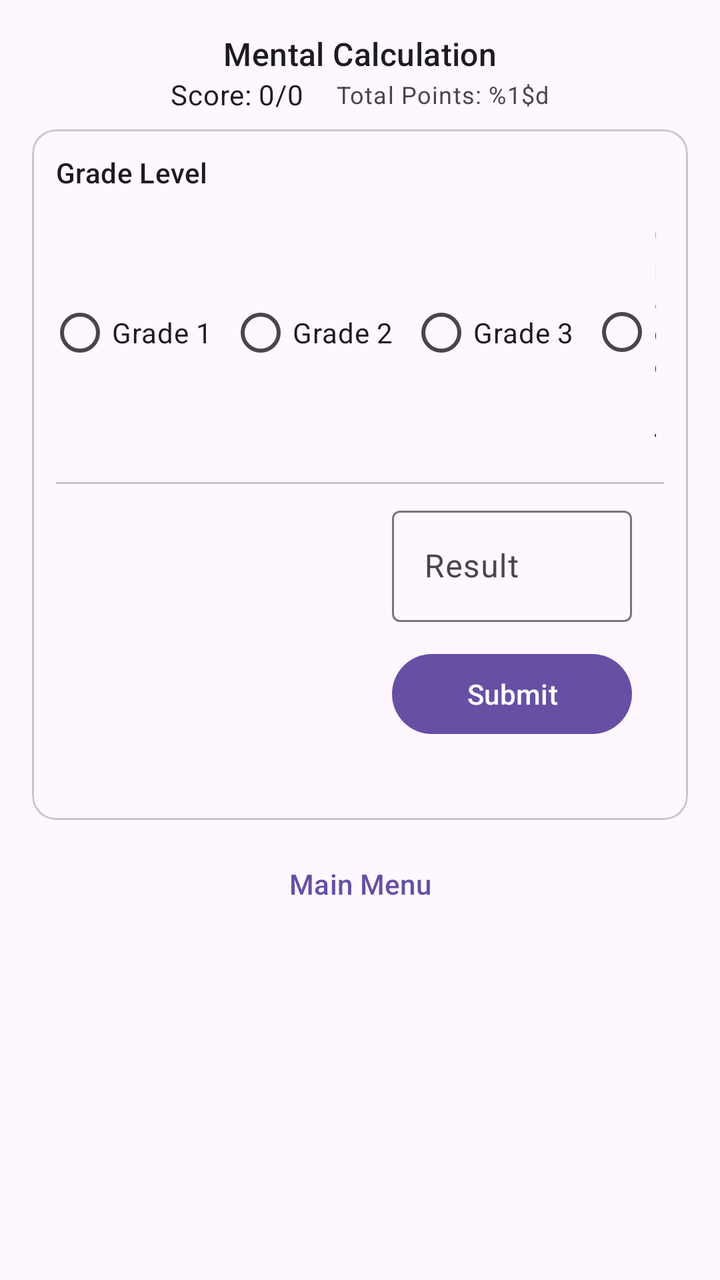
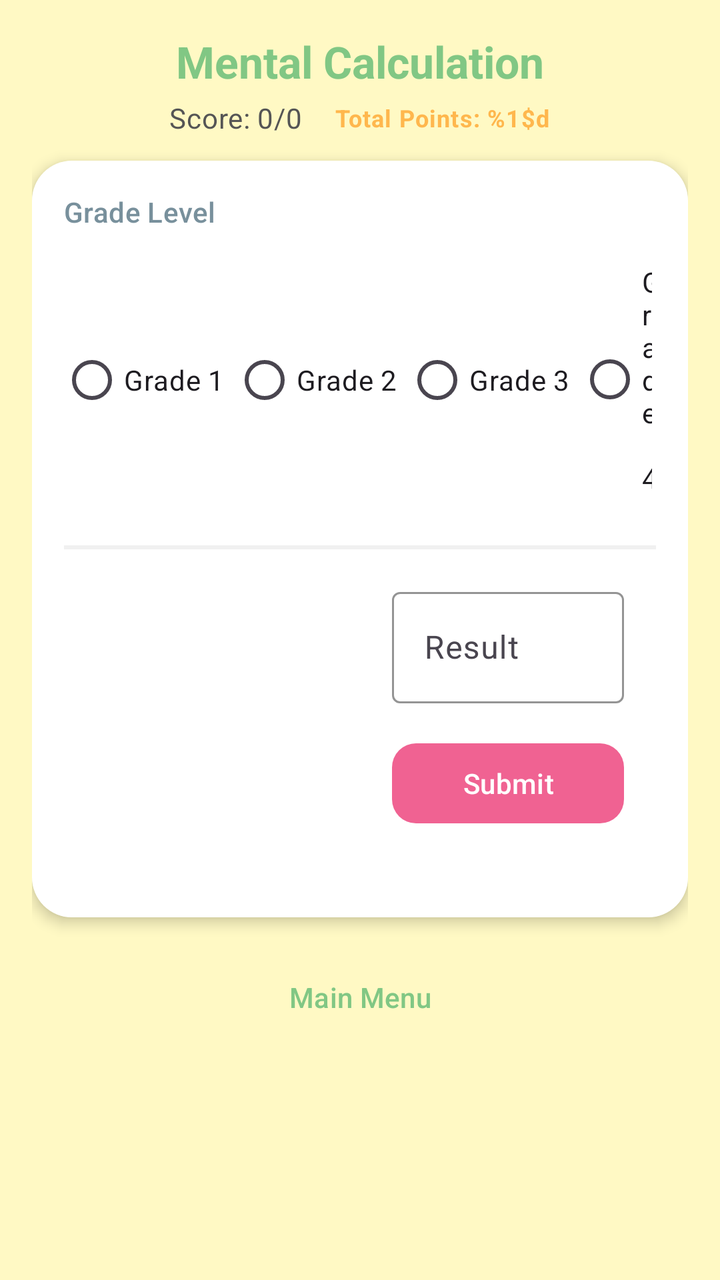

Screens rendered from an Android XML layout before and after an edit, with the pre-edit source and the edit as a unified diff.
<!-- AndroidManifest.xml: application theme Theme.AndroidApp -->
<!-- res/layout/activity_mental_calculation.xml -->
<?xml version="1.0" encoding="utf-8"?>
<ScrollView xmlns:android="http://schemas.android.com/apk/res/android"
    xmlns:app="http://schemas.android.com/apk/res-auto"
    android:layout_width="match_parent"
    android:layout_height="match_parent"
    android:background="?attr/colorSurface">

    <LinearLayout
        android:layout_width="match_parent"
        android:layout_height="wrap_content"
        android:orientation="vertical"
        android:padding="16dp">

        <TextView
            android:layout_width="match_parent"
            android:layout_height="wrap_content"
            android:gravity="center"
            android:text="@string/math_title"
            android:textAppearance="?attr/textAppearanceTitleMedium" />

        <LinearLayout
            android:layout_width="match_parent"
            android:layout_height="wrap_content"
            android:gravity="center"
            android:orientation="horizontal">
            <TextView
                android:id="@+id/scoreView"
                android:layout_width="wrap_content"
                android:layout_height="wrap_content"
                android:text="@string/score_initial"
                android:textAppearance="?attr/textAppearanceBodyMedium" />
            <TextView
                android:id="@+id/totalPointsView"
                android:layout_width="wrap_content"
                android:layout_height="wrap_content"
                android:layout_marginStart="16dp"
                android:text="@string/user_points_format"
                android:textAppearance="?attr/textAppearanceBodySmall"
                android:textColor="?attr/colorOnSurfaceVariant" />
        </LinearLayout>

        <com.google.android.material.card.MaterialCardView
            android:layout_width="match_parent"
            android:layout_height="wrap_content"
            android:layout_marginTop="8dp"
            app:cardCornerRadius="12dp"
            app:strokeColor="?attr/colorOutlineVariant"
            app:strokeWidth="1dp">

            <LinearLayout
                android:layout_width="match_parent"
                android:layout_height="wrap_content"
                android:orientation="vertical"
                android:padding="12dp">

                <TextView
                    android:layout_width="match_parent"
                    android:layout_height="wrap_content"
                    android:text="@string/level_label"
                    android:textAppearance="?attr/textAppearanceLabelLarge" />

                <RadioGroup
                    android:id="@+id/levelSelector"
                    android:layout_width="match_parent"
                    android:layout_height="wrap_content"
                    android:layout_marginTop="4dp"
                    android:orientation="horizontal"
                    android:gravity="center">

                    <RadioButton android:id="@+id/levelGrade1" android:layout_width="wrap_content" android:layout_height="wrap_content" android:text="@string/grade_1" />
                    <RadioButton android:id="@+id/levelGrade2" android:layout_width="wrap_content" android:layout_height="wrap_content" android:layout_marginStart="8dp" android:text="@string/grade_2" />
                    <RadioButton android:id="@+id/levelGrade3" android:layout_width="wrap_content" android:layout_height="wrap_content" android:layout_marginStart="8dp" android:text="@string/grade_3" />
                    <RadioButton android:id="@+id/levelGrade4" android:layout_width="wrap_content" android:layout_height="wrap_content" android:layout_marginStart="8dp" android:text="@string/grade_4" />
                    <RadioButton android:id="@+id/levelGrade5" android:layout_width="wrap_content" android:layout_height="wrap_content" android:layout_marginStart="8dp" android:text="@string/grade_5" />
                </RadioGroup>

                <View android:layout_width="match_parent" android:layout_height="1dp" android:background="?attr/colorOutlineVariant" android:layout_marginVertical="8dp" />

                <LinearLayout
                    android:layout_width="match_parent"
                    android:layout_height="wrap_content"
                    android:orientation="horizontal"
                    android:gravity="center_vertical">

                    <TextView
                        android:id="@+id/operationPrompt"
                        android:layout_width="0dp"
                        android:layout_height="wrap_content"
                        android:layout_weight="1"
                        android:gravity="center"
                        android:textAppearance="?attr/textAppearanceHeadlineMedium" />

                    <LinearLayout
                        android:layout_width="0dp"
                        android:layout_height="wrap_content"
                        android:layout_weight="1"
                        android:orientation="vertical"
                        android:paddingStart="16dp"
                        android:paddingEnd="16dp">

                        <com.google.android.material.textfield.TextInputLayout
                            android:layout_width="match_parent"
                            android:layout_height="wrap_content"
                            android:hint="@string/math_answer_hint">

                            <com.google.android.material.textfield.TextInputEditText
                                android:id="@+id/answerInput"
                                android:layout_width="match_parent"
                                android:layout_height="wrap_content"
                                android:inputType="numberSigned" />
                        </com.google.android.material.textfield.TextInputLayout>

                        <Button
                            android:id="@+id/submitButton"
                            android:layout_width="match_parent"
                            android:layout_height="wrap_content"
                            android:layout_marginTop="12dp"
                            android:text="@string/submit_answer" />

                        <TextView
                            android:id="@+id/feedbackView"
                            android:layout_width="match_parent"
                            android:layout_height="wrap_content"
                            android:layout_marginTop="8dp"
                            android:gravity="center"
                            android:textAppearance="?attr/textAppearanceBodyMedium" />
                    </LinearLayout>
                </LinearLayout>
            </LinearLayout>
        </com.google.android.material.card.MaterialCardView>

        <Button
            android:id="@+id/btnBackToMenu"
            style="@style/Widget.Material3.Button.TextButton"
            android:layout_width="match_parent"
            android:layout_height="wrap_content"
            android:layout_marginTop="8dp"
            android:text="@string/btn_back_to_menu" />
    </LinearLayout>
</ScrollView>
<!-- resources referenced by this layout -->
<resources>
  <string name="btn_back_to_menu">Main Menu</string>
  <string name="grade_1">Grade 1</string>
  <string name="grade_2">Grade 2</string>
  <string name="grade_3">Grade 3</string>
  <string name="grade_4">Grade 4</string>
  <string name="grade_5">Grade 5+</string>
  <string name="level_label">Grade Level</string>
  <string name="math_answer_hint">Result</string>
  <string name="math_title">Mental Calculation</string>
  <string name="score_initial">Score: 0/0</string>
  <string name="submit_answer">Submit</string>
  <string name="user_points_format">Total Points: %1$d</string>
  <style name="Theme.AndroidApp" parent="Theme.Material3.DayNight">
          <item name="android:statusBarColor" tools:targetApi="l">@android:color/transparent</item>
      </style>
</resources>

<!-- the commit's change to res/layout/activity_mental_calculation.xml (unified diff, before → after) -->
@@ -3,7 +3,7 @@
     xmlns:app="http://schemas.android.com/apk/res-auto"
     android:layout_width="match_parent"
     android:layout_height="match_parent"
-    android:background="?attr/colorSurface">
+    android:background="@color/surface_kid">
 
     <LinearLayout
         android:layout_width="match_parent"
@@ -16,19 +16,23 @@
             android:layout_height="wrap_content"
             android:gravity="center"
             android:text="@string/math_title"
-            android:textAppearance="?attr/textAppearanceTitleMedium" />
+            android:textAppearance="?attr/textAppearanceTitleLarge"
+            android:textColor="@color/fresh_green"
+            android:textStyle="bold" />
 
         <LinearLayout
             android:layout_width="match_parent"
             android:layout_height="wrap_content"
             android:gravity="center"
-            android:orientation="horizontal">
+            android:orientation="horizontal"
+            android:layout_marginTop="4dp">
             <TextView
                 android:id="@+id/scoreView"
                 android:layout_width="wrap_content"
                 android:layout_height="wrap_content"
                 android:text="@string/score_initial"
-                android:textAppearance="?attr/textAppearanceBodyMedium" />
+                android:textAppearance="?attr/textAppearanceBodyMedium"
+                android:textColor="#555555" />
             <TextView
                 android:id="@+id/totalPointsView"
                 android:layout_width="wrap_content"
@@ -36,45 +40,48 @@
                 android:layout_marginStart="16dp"
                 android:text="@string/user_points_format"
                 android:textAppearance="?attr/textAppearanceBodySmall"
-                android:textColor="?attr/colorOnSurfaceVariant" />
+                android:textColor="@color/energetic_orange"
+                android:textStyle="bold" />
         </LinearLayout>
 
         <com.google.android.material.card.MaterialCardView
             android:layout_width="match_parent"
             android:layout_height="wrap_content"
-            android:layout_marginTop="8dp"
-            app:cardCornerRadius="12dp"
-            app:strokeColor="?attr/colorOutlineVariant"
-            app:strokeWidth="1dp">
+            android:layout_marginTop="12dp"
+            app:cardCornerRadius="20dp"
+            app:strokeWidth="0dp"
+            app:cardElevation="4dp">
 
             <LinearLayout
                 android:layout_width="match_parent"
                 android:layout_height="wrap_content"
                 android:orientation="vertical"
-                android:padding="12dp">
+                android:padding="16dp"
+                android:background="#FFFFFF">
 
                 <TextView
                     android:layout_width="match_parent"
                     android:layout_height="wrap_content"
                     android:text="@string/level_label"
-                    android:textAppearance="?attr/textAppearanceLabelLarge" />
+                    android:textAppearance="?attr/textAppearanceLabelLarge"
+                    android:textColor="#78909C" />
 
                 <RadioGroup
                     android:id="@+id/levelSelector"
                     android:layout_width="match_parent"
                     android:layout_height="wrap_content"
-                    android:layout_marginTop="4dp"
+                    android:layout_marginTop="8dp"
                     android:orientation="horizontal"
                     android:gravity="center">
 
-                    <RadioButton android:id="@+id/levelGrade1" android:layout_width="wrap_content" android:layout_height="wrap_content" android:text="@string/grade_1" />
-                    <RadioButton android:id="@+id/levelGrade2" android:layout_width="wrap_content" android:layout_height="wrap_content" android:layout_marginStart="8dp" android:text="@string/grade_2" />
-                    <RadioButton android:id="@+id/levelGrade3" android:layout_width="wrap_content" android:layout_height="wrap_content" android:layout_marginStart="8dp" android:text="@string/grade_3" />
-                    <RadioButton android:id="@+id/levelGrade4" android:layout_width="wrap_content" android:layout_height="wrap_content" android:layout_marginStart="8dp" android:text="@string/grade_4" />
-                    <RadioButton android:id="@+id/levelGrade5" android:layout_width="wrap_content" android:layout_height="wrap_content" android:layout_marginStart="8dp" android:text="@string/grade_5" />
+                    <RadioButton android:id="@+id/levelGrade1" android:layout_width="wrap_content" android:layout_height="wrap_content" android:text="@string/grade_1" android:buttonTint="@color/fresh_green" />
+                    <RadioButton android:id="@+id/levelGrade2" android:layout_width="wrap_content" android:layout_height="wrap_content" android:layout_marginStart="4dp" android:text="@string/grade_2" android:buttonTint="@color/fresh_green" />
+                    <RadioButton android:id="@+id/levelGrade3" android:layout_width="wrap_content" android:layout_height="wrap_content" android:layout_marginStart="4dp" android:text="@string/grade_3" android:buttonTint="@color/fresh_green" />
+                    <RadioButton android:id="@+id/levelGrade4" android:layout_width="wrap_content" android:layout_height="wrap_content" android:layout_marginStart="4dp" android:text="@string/grade_4" android:buttonTint="@color/fresh_green" />
+                    <RadioButton android:id="@+id/levelGrade5" android:layout_width="wrap_content" android:layout_height="wrap_content" android:layout_marginStart="4dp" android:text="@string/grade_5" android:buttonTint="@color/fresh_green" />
                 </RadioGroup>
 
-                <View android:layout_width="match_parent" android:layout_height="1dp" android:background="?attr/colorOutlineVariant" android:layout_marginVertical="8dp" />
+                <View android:layout_width="match_parent" android:layout_height="2dp" android:background="#F0F0F0" android:layout_marginVertical="16dp" />
 
                 <LinearLayout
                     android:layout_width="match_parent"
@@ -88,7 +95,9 @@
                         android:layout_height="wrap_content"
                         android:layout_weight="1"
                         android:gravity="center"
-                        android:textAppearance="?attr/textAppearanceHeadlineMedium" />
+                        android:textAppearance="?attr/textAppearanceHeadlineLarge"
+                        android:textColor="@color/fresh_green"
+                        android:textStyle="bold" />
 
                     <LinearLayout
                         android:layout_width="0dp"
@@ -101,7 +110,9 @@
                         <com.google.android.material.textfield.TextInputLayout
                             android:layout_width="match_parent"
                             android:layout_height="wrap_content"
-                            android:hint="@string/math_answer_hint">
+                            android:hint="@string/math_answer_hint"
+                            app:boxStrokeColor="@color/fresh_green"
+                            app:hintTextColor="@color/fresh_green">
 
                             <com.google.android.material.textfield.TextInputEditText
                                 android:id="@+id/answerInput"
@@ -114,8 +125,11 @@
                             android:id="@+id/submitButton"
                             android:layout_width="match_parent"
                             android:layout_height="wrap_content"
-                            android:layout_marginTop="12dp"
-                            android:text="@string/submit_answer" />
+                            android:layout_marginTop="16dp"
+                            android:text="@string/submit_answer"
+                            app:backgroundTint="@color/vibrant_pink"
+                            android:textColor="@android:color/white"
+                            app:cornerRadius="12dp" />
 
                         <TextView
                             android:id="@+id/feedbackView"
@@ -134,7 +148,8 @@
             style="@style/Widget.Material3.Button.TextButton"
             android:layout_width="match_parent"
             android:layout_height="wrap_content"
-            android:layout_marginTop="8dp"
-            android:text="@string/btn_back_to_menu" />
+            android:layout_marginTop="16dp"
+            android:text="@string/btn_back_to_menu"
+            android:textColor="@color/fresh_green" />
     </LinearLayout>
 </ScrollView>
<!-- resource entries referenced after the edit -->
@@ -1,5 +1,9 @@
 <!-- resources referenced by this layout -->
 <resources>
+  <color name="energetic_orange">#FFB74D</color>
+  <color name="fresh_green">#81C784</color>
+  <color name="surface_kid">#FFF9C4</color>
+  <color name="vibrant_pink">#F06292</color>
   <string name="btn_back_to_menu">Main Menu</string>
   <string name="grade_1">Grade 1</string>
   <string name="grade_2">Grade 2</string>
@@ -14,6 +18,15 @@
   <string name="user_points_format">Total Points: %1$d</string>
   <style name="Theme.AndroidApp" parent="Theme.Material3.DayNight">
           <item name="android:statusBarColor" tools:targetApi="l">@android:color/transparent</item>
+  
+          <item name="colorPrimary">@color/playful_blue</item>
+          <item name="colorSecondary">@color/energetic_orange</item>
+          <item name="colorSurface">@color/surface_kid</item>
+          <item name="android:windowBackground">@color/surface_kid</item>
+  
+          
+          <item name="colorSurfaceVariant">#FFFFFF</item>
       </style>
+  <color name="playful_blue">#64B5F6</color>
 </resources>
 
